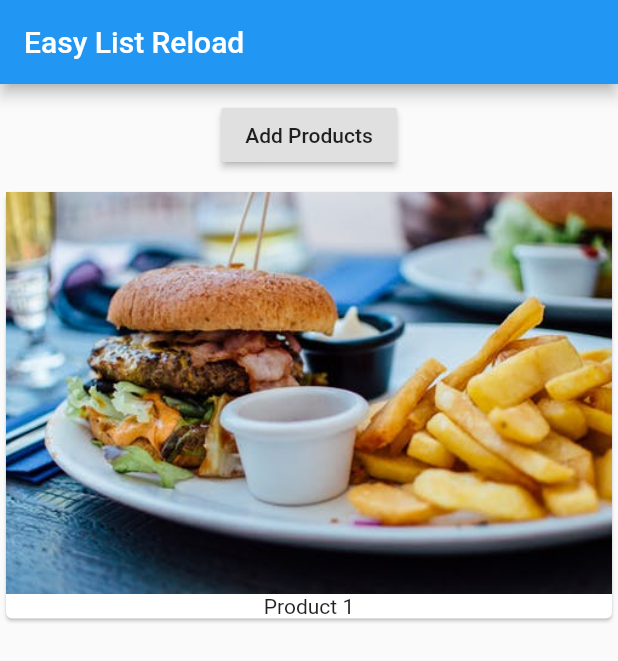
After one commit to iamsss/Learning-Flutter, a Flutter app: the screen it shows after launch, on a phone screen of 412 x 824 dp. The commit adds this screen. Shown: the top 661 px of the screen. Run offline on Flutter 3.47's test engine with Material 2 defaults, Android fonts, the phone set to English and light mode, and no system bars.

Commit message:
Splitting of Code And Making It More Readable and Managable

```diff
--- a/lib/main.dart
+++ b/lib/main.dart
@@ -1,19 +1,10 @@
 import 'package:flutter/material.dart';
+import './product_manager.dart';
 
-void main() {
-  runApp(MyApp());
-}
+void main() => runApp(MyApp());
 
-class MyApp extends StatefulWidget {
-  @override
-  State<StatefulWidget> createState() {
-    // TODO: implement createState
-    return _MyAppState();
-  }
-}
 
-class _MyAppState extends State<MyApp> {
-  List<String> _products = ['Product 1'];
+class MyApp extends StatelessWidget {
   @override
   Widget build(BuildContext context) {
     return MaterialApp(
@@ -21,33 +12,8 @@ class _MyAppState extends State<MyApp> {
           appBar: AppBar(
             title: Text('Easy List Reload'),
           ),
-          body: Column(
-            children: [
-              Container(
-                margin: EdgeInsets.all(10.0),
-                child: RaisedButton(
-                  onPressed: () {
-                    setState(() {
-                    _products.add('Product 2');
-                                        });
-                  },
-                  child: Text('Add Products'),
-                ),
-              ),
-              Column(
-                children: _products
-                    .map((element) => Card(
-                          child: Column(
-                            children: <Widget>[
-                              Image.asset('assets/food.jpeg'),
-                              Text(element)
-                            ],
-                          ),
-                        ))
-                    .toList(),
-              )
-            ],
-          )),
+          body: ProductManager(),
+          ),
     );
   }
 }
--- /dev/null
+++ b/lib/product_manager.dart
@@ -0,0 +1,31 @@
+import 'package:flutter/material.dart';
+import './products.dart';
+
+class ProductManager extends StatefulWidget {
+
+  @override
+    State<StatefulWidget> createState() {
+      return _ProductManagerState();
+    }
+}
+
+class _ProductManagerState extends State<ProductManager> {
+
+  List<String> _products = ['Product 1'];
+  @override
+    Widget build(BuildContext context) {
+      return Column(children: [Container(
+                margin: EdgeInsets.all(10.0),
+                child: RaisedButton(
+                  onPressed: () {
+                    setState(() {
+                    _products.add('Product 2');
+                                        });
+                  },
+                  child: Text('Add Products'),
+                ),
+              ),
+              Products(_products)
+              ],);
+    }
+}
--- /dev/null
+++ b/lib/products.dart
@@ -0,0 +1,23 @@
+import 'package:flutter/material.dart';
+
+class Products extends StatelessWidget {
+    final List<String> products;
+
+    Products(this.products);
+
+    @override
+      Widget build(BuildContext context) {
+        return Column(
+                children: products
+                    .map((element) => Card(
+                          child: Column(
+                            children: <Widget>[
+                              Image.asset('assets/food.jpeg'),
+                              Text(element)
+                            ],
+                          ),
+                        ))
+                    .toList(),
+              );
+      }
+}
```
